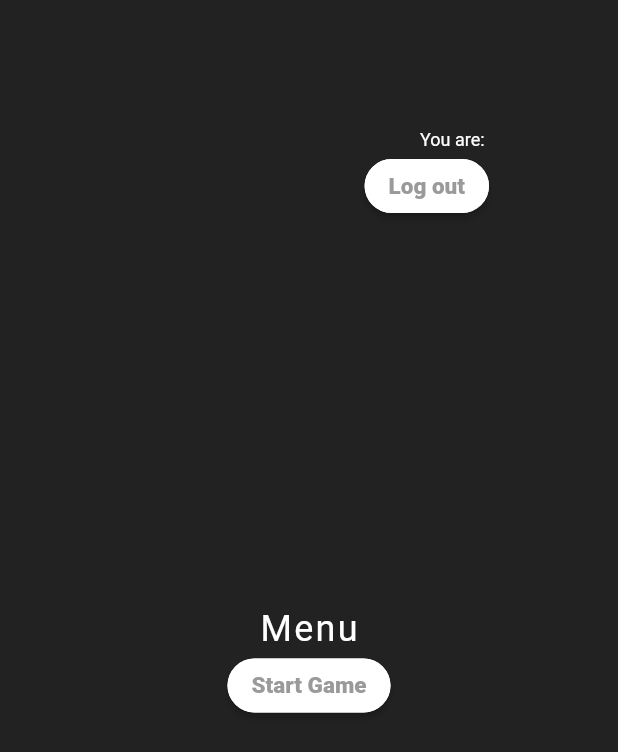
After one commit to KanbanSimulator/Mobile, a Flutter app: the MenuPage screen opened directly, on a phone screen of 412 x 824 dp. The commit adds this screen. Shown: the top 752 px of the screen. Run offline on Flutter 3.47's test engine with Material 2 defaults, Android fonts, the phone set to English and light mode, and no system bars; our stand-ins replace dio, flutter_svg, shared_preferences, simple_shadow; accounts and stored records are empty.

Commit message:
add menu page + update splash

```diff
--- a/lib/const/app_style.dart
+++ b/lib/const/app_style.dart
@@ -4,6 +4,13 @@ import 'package:flutter/material.dart';
 
 class AppStyle {
   static const backgroundColor = Color(0xff222222);
+
+  // menu page
+  static const pageHeaderTextStyle = TextStyle(
+    fontSize: 24,
+    color: Colors.white,
+    letterSpacing: 1.5,
+  );
 
   // colors for stages of development
   static const stageColor = [
--- a/lib/page/auth.dart
+++ b/lib/page/auth.dart
@@ -9,6 +9,8 @@ import 'package:kanban/widget/app_button_widget.dart';
 import 'package:kanban/widget/text_area_widget.dart';
 import 'package:kanban/widget/text_input_widget.dart';
 import 'package:shared_preferences/shared_preferences.dart';
+
+import 'menu.dart';
 
 class AuthPage extends StatelessWidget {
   AuthPage({Key? key}) : super(key: key);
@@ -86,7 +88,7 @@ class AuthPage extends StatelessWidget {
       Navigator.pushReplacement(
         context,
         MaterialPageRoute(
-          builder: (context) => const GamePage(),
+          builder: (context) => const MenuPage(),
         ),
       );
     } else {
--- /dev/null
+++ b/lib/page/menu.dart
@@ -0,0 +1,115 @@
+import 'package:flutter/material.dart';
+import 'package:kanban/const/app_const.dart';
+import 'package:kanban/const/app_style.dart';
+import 'package:kanban/page/auth.dart';
+import 'package:kanban/page/game.dart';
+import 'package:kanban/widget/app_button_widget.dart';
+import 'package:shared_preferences/shared_preferences.dart';
+
+class MenuPage extends StatefulWidget {
+  const MenuPage({
+    Key? key,
+  }) : super(key: key);
+
+  @override
+  State<MenuPage> createState() => _MenupageState();
+}
+
+class _MenupageState extends State<MenuPage> {
+  late final Future<String> username;
+
+  @override
+  void initState() {
+    username = _getCredentials();
+    super.initState();
+  }
+
+  @override
+  Widget build(BuildContext context) {
+    return Scaffold(
+      backgroundColor: AppStyle.backgroundColor,
+      body: Center(
+        child: Padding(
+          padding: const EdgeInsets.all(86.0),
+          child: Column(
+            mainAxisAlignment: MainAxisAlignment.start,
+            mainAxisSize: MainAxisSize.max,
+            children: [
+              Column(
+                children: [
+                  Align(
+                    alignment: AlignmentDirectional.centerEnd,
+                    child: FutureBuilder(
+                      future: username,
+                      builder: (context, snapshot) => Text(
+                        (snapshot.hasData
+                            ? "You are: ${snapshot.data}"
+                            : "..."),
+                        style: const TextStyle(
+                          color: Colors.white,
+                          fontSize: 12,
+                        ),
+                      ),
+                    ),
+                  ),
+                  Align(
+                    alignment: AlignmentDirectional.centerEnd,
+                    child: AppButton(
+                      "Log out",
+                      onPressed: () => _onLogOutPressed(context),
+                    ),
+                  ),
+                ],
+              ),
+              Expanded(
+                child: Column(
+                  mainAxisAlignment: MainAxisAlignment.center,
+                  mainAxisSize: MainAxisSize.max,
+                  children: [
+                    const Text(
+                      "Menu",
+                      style: AppStyle.pageHeaderTextStyle,
+                    ),
+                    AppButton(
+                      "Start Game",
+                      onPressed: () => _onStartGamePressed(context),
+                    ),
+                  ],
+                ),
+              ),
+            ],
+          ),
+        ),
+      ),
+    );
+  }
+
+  void _onLogOutPressed(context) {
+    _clearCredentials();
+    Navigator.pushReplacement(
+      context,
+      MaterialPageRoute(
+        builder: (context) => AuthPage(),
+      ),
+    );
+  }
+
+  void _onStartGamePressed(context) {
+    Navigator.push(
+      context,
+      MaterialPageRoute(
+        builder: (context) => GamePage(),
+      ),
+    );
+  }
+
+  void _clearCredentials() async {
+    final SharedPreferences prefs = await SharedPreferences.getInstance();
+    prefs.remove("username");
+  }
+
+  Future<String> _getCredentials() async {
+    final SharedPreferences prefs = await SharedPreferences.getInstance();
+    return prefs.getString("username") ?? AppConst.unnamed;
+  }
+}
--- a/lib/page/splash.dart
+++ b/lib/page/splash.dart
@@ -7,6 +7,7 @@ import 'package:shared_preferences/shared_preferences.dart';
 
 import 'auth.dart';
 import 'game.dart';
+import 'menu.dart';
 
 class SplashPage extends StatefulWidget {
   const SplashPage({Key? key}) : super(key: key);
@@ -39,7 +40,7 @@ class _SplashPageState extends State<SplashPage> {
       context,
       MaterialPageRoute(
         builder: (context) =>
-            (username == AppConst.unnamed ? AuthPage() : GamePage()),
+            (username == AppConst.unnamed ? AuthPage() : MenuPage()),
       ),
     );
   }
```
